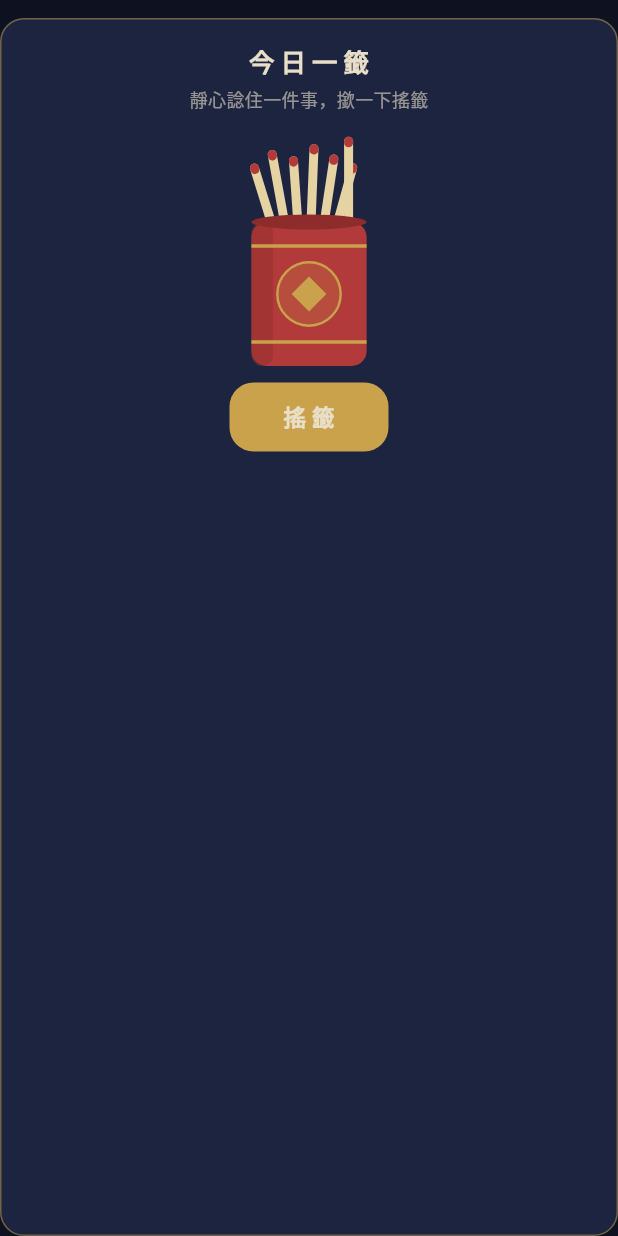
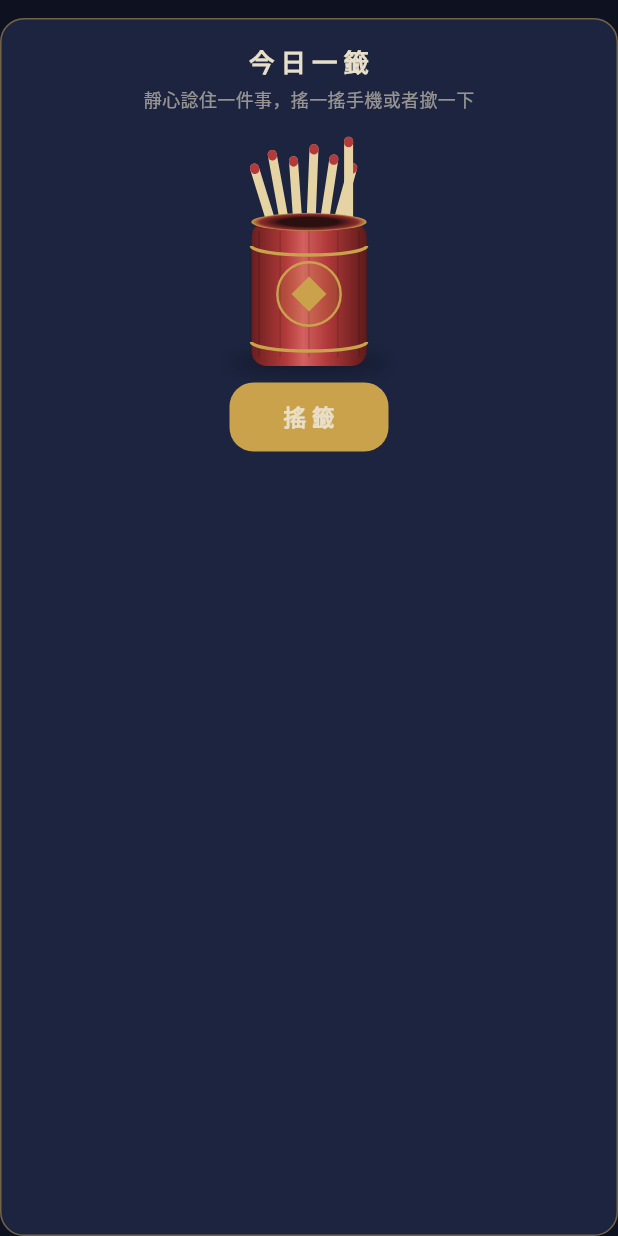
Before and after one commit to auzistephanie/xuanli, a Flutter app: the DailyStickCard widget shown alone on an empty page, opened directly with empty values, on a phone screen of 412 x 824 dp. Run offline on Flutter 3.47's test engine with Material 3 defaults, Android fonts, the phone set to English and light mode, and no system bars; our stand-ins replace app_links, file_picker, flutter_local_notifications, flutter_timezone, qr_flutter, sensors_plus and 3 more; missing offline and left inert: device_calendar, home_widget, lunar; accounts and stored records are empty; Roboto replaces fonts that are missing (NotoSerifTC).

Commit message:
feat: 3D stick cylinder, shake-to-draw and flip reveal
- StickCylinder: cylindrical shading, spinning stripes, elliptical
  radial mouth, curved gold bands and a soft ground shadow
- FlipReveal: one-shot 3D flip from back to front (easeInOutBack so
  the back is actually seen); reduce-motion shows the front at once
- DailyStickCard: shake the phone to draw (user accelerometer via
  ShakeDetector, Android/iOS only, gated like TiltCard), cylinder
  spins while shaking, freshly drawn sticks flip in; already-drawn
  sticks still show without a flip

Co-Authored-By: Claude Opus 5.5 <noreply@anthropic.com>

```diff
--- a/lib/screens/today/daily_stick_card.dart
+++ b/lib/screens/today/daily_stick_card.dart
@@ -1,17 +1,25 @@
+import 'dart:async';
 import 'dart:math' as math;
 
+import 'package:flutter/foundation.dart' show defaultTargetPlatform;
 import 'package:flutter/material.dart';
 import 'package:flutter/services.dart';
+import 'package:sensors_plus/sensors_plus.dart';
 
 import '../../engine/daily_stick.dart';
+import '../../services/shake_detector.dart';
+import '../../theme/motion.dart';
 import '../../theme/xuanli_theme.dart';
+import '../../widgets/brand.dart';
+import '../../widgets/flip_reveal.dart';
 import '../../widgets/stick_cylinder.dart';
 import '../../widgets/stick_share_card.dart';
 import '../../widgets/vertical_verse.dart';
 import '../combo/share_preview_screen.dart';
 
 /// Tab A 嘅「今日一籤」：未抽 → 籤筒＋「搖籤」；撳咗 → 籤筒搖動、一支籤彈起（約 1.4 秒）
-/// → 顯示籤詩。[alreadyDrawn] 為 true（今日抽過）就直接顯示支籤。
+/// → 3D 翻卡顯示籤詩。手機上（環境動畫開住）搖一搖手機都得。
+/// [alreadyDrawn] 為 true（今日抽過）就直接顯示支籤，唔翻卡。
 /// 籤 deterministic（見 `daily_stick.dart`），所以重抽都係同一支。
 class DailyStickCard extends StatefulWidget {
   final DailyStick stick;
@@ -40,6 +48,14 @@ class _DailyStickCardState extends State<DailyStickCard> with SingleTickerProvid
   );
   late bool _revealed = widget.alreadyDrawn;
 
+  /// 今次係搖出嚟（唔係重開 app 已抽）先翻卡。
+  bool _flipOnReveal = false;
+
+  StreamSubscription<UserAccelerometerEvent>? _shakeSub;
+  bool? _sensorsOn;
+  final _shake = ShakeDetector();
+  final _clock = Stopwatch()..start();
+
   @override
   void initState() {
     super.initState();
@@ -49,23 +65,58 @@ class _DailyStickCardState extends State<DailyStickCard> with SingleTickerProvid
   }
 
   @override
+  void didChangeDependencies() {
+    super.didChangeDependencies();
+    // 同 TiltCard 一樣：TickerMode 關（路由畀人蓋住）就停聽；只喺值變咗先重新訂閱。
+    final on = !_revealed && _canShake(context) && TickerMode.valuesOf(context).enabled;
+    if (on == _sensorsOn) return;
+    _sensorsOn = on;
+    _shakeSub?.cancel();
+    _shakeSub = null;
+    if (on) {
+      // 用「去咗重力」嘅加速度，ShakeDetector 要嘅係淨係搖動嘅力度。
+      _shakeSub = userAccelerometerEventStream().listen(
+        (e) {
+          final m = math.sqrt(e.x * e.x + e.y * e.y + e.z * e.z);
+          if (_shake.add(magnitude: m, at: _clock.elapsed)) _draw();
+        },
+        onError: (_) {},
+        cancelOnError: true,
+      );
+    }
+  }
+
+  /// 只限 Android／iOS（其他平台冇 sensors_plus 實作）＋環境動畫開住。
+  static bool _canShake(BuildContext context) =>
+      Motion.sensors(context) &&
+      (defaultTargetPlatform == TargetPlatform.android || defaultTargetPlatform == TargetPlatform.iOS);
+
+  void _stopShake() {
+    _shakeSub?.cancel();
+    _shakeSub = null;
+    _sensorsOn = false;
+  }
+
+  @override
   void didUpdateWidget(DailyStickCard old) {
     super.didUpdateWidget(old);
     // 儲存嘅「今日已抽」係非同步載入，載完先到（呢個時候未開始搖就直接顯示）。
     if (widget.alreadyDrawn && !_revealed && !_c.isAnimating) {
+      _stopShake();
       setState(() => _revealed = true);
     }
   }
 
   @override
   void dispose() {
+    _shakeSub?.cancel();
     _c.dispose();
     super.dispose();
   }
 
   void _draw() {
     if (_revealed || _c.isAnimating) return;
-    if (MediaQuery.of(context).disableAnimations) {
+    if (MediaQuery.disableAnimationsOf(context)) {
       _finish();
       return;
     }
@@ -76,7 +127,11 @@ class _DailyStickCardState extends State<DailyStickCard> with SingleTickerProvid
   void _finish() {
     if (!mounted || _revealed) return;
     HapticFeedback.mediumImpact();
-    setState(() => _revealed = true);
+    _stopShake();
+    setState(() {
+      _revealed = true;
+      _flipOnReveal = true;
+    });
     widget.onDrawn();
   }
 
@@ -99,7 +154,9 @@ class _DailyStickCardState extends State<DailyStickCard> with SingleTickerProvid
           opacity: anim,
           child: ScaleTransition(scale: Tween(begin: 0.96, end: 1.0).animate(anim), child: child),
         ),
-        child: _revealed ? _result(colors) : _idle(colors),
+        child: _revealed
+            ? (_flipOnReveal ? _flipResult(colors) : _result(colors))
+            : _idle(colors),
       ),
     );
   }
@@ -120,7 +177,7 @@ class _DailyStickCardState extends State<DailyStickCard> with SingleTickerProvid
         ),
         const SizedBox(height: 4),
         Text(
-          '靜心諗住一件事，撳一下搖籤',
+          _canShake(context) ? '靜心諗住一件事，搖一搖手機或者撳一下' : '靜心諗住一件事，撳一下搖籤',
           style: TextStyle(fontSize: 12, color: colors.ink60),
         ),
         const SizedBox(height: 10),
@@ -134,7 +191,7 @@ class _DailyStickCardState extends State<DailyStickCard> with SingleTickerProvid
               // 搖動：衰減嘅正弦；0.65 之後一支籤彈起。
               final angle = math.sin(t * math.pi * 10) * 0.20 * (1 - t * 0.45);
               final pop = t < 0.65 ? 0.0 : ((t - 0.65) / 0.35).clamp(0.0, 1.0);
-              return StickCylinder(angle: angle, pop: pop);
+              return StickCylinder(angle: angle, pop: pop, spin: t * 2);
             },
           ),
         ),
@@ -159,10 +216,27 @@ class _DailyStickCardState extends State<DailyStickCard> with SingleTickerProvid
     );
   }
 
+  Widget _flipResult(XuanLiColors colors) {
+    return FlipReveal(
+      key: const ValueKey('result'),
+      back: Container(
+        height: 260,
+        alignment: Alignment.center,
+        decoration: BoxDecoration(
+          borderRadius: BorderRadius.circular(16),
+          border: Border.all(color: colors.gold, width: 1.5),
+          gradient: const LinearGradient(colors: [Color(0xFF7A2222), Color(0xFF8F2B2B)]),
+        ),
+        child: const BrandSeal(size: 44),
+      ),
+      front: _result(colors),
+    );
+  }
+
   Widget _result(XuanLiColors colors) {
     final stick = widget.stick;
     return Column(
-      key: const ValueKey('result'),
+      key: const ValueKey('result-front'),
       children: [
         Text(
           '今日一籤',
--- a/lib/widgets/stick_cylinder.dart
+++ b/lib/widgets/stick_cylinder.dart
@@ -8,10 +8,12 @@ const _gold = Color(0xFFC9A24B);
 const _stick = Color(0xFFE6D3A3);
 
 /// 籤筒（畫出嚟，唔用圖片／字體 glyph）。[angle] 係搖動角度（弧度），
-/// [pop] 係 0–1 一支籤彈起嘅程度。
+/// [pop] 係 0–1 一支籤彈起嘅程度；[spin] 係 0–1（可以超過，取小數部分）
+/// 筒身直條紋嘅水平移位，模擬轉動。
 class StickCylinder extends StatelessWidget {
   final double angle;
   final double pop;
+  final double spin;
   final double width;
   final double height;
 
@@ -19,6 +21,7 @@ class StickCylinder extends StatelessWidget {
     super.key,
     this.angle = 0,
     this.pop = 0,
+    this.spin = 0,
     this.width = 120,
     this.height = 160,
   });
@@ -32,7 +35,7 @@ class StickCylinder extends StatelessWidget {
         alignment: Alignment.bottomCenter,
         child: CustomPaint(
           size: Size(width, height),
-          painter: _CylinderPainter(pop),
+          painter: _CylinderPainter(pop, spin),
         ),
       ),
     );
@@ -41,8 +44,9 @@ class StickCylinder extends StatelessWidget {
 
 class _CylinderPainter extends CustomPainter {
   final double pop;
+  final double spin;
 
-  _CylinderPainter(this.pop);
+  _CylinderPainter(this.pop, this.spin);
 
   @override
   void paint(Canvas canvas, Size size) {
@@ -50,6 +54,14 @@ class _CylinderPainter extends CustomPainter {
     final h = size.height;
     final bodyTop = h * 0.40;
     final body = RRect.fromLTRBR(w * 0.18, bodyTop, w * 0.82, h, const Radius.circular(10));
+
+    // 底部陰影。
+    canvas.drawOval(
+      Rect.fromCenter(center: Offset(w / 2, h - 2), width: w * 0.9, height: 10),
+      Paint()
+        ..color = const Color(0x66000000)
+        ..maskFilter = const MaskFilter.blur(BlurStyle.normal, 6),
+    );
 
     // 籤條（喺筒後面，由筒口伸出）。
     final stickPaint = Paint()..color = _stick;
@@ -69,18 +81,32 @@ class _CylinderPainter extends CustomPainter {
       canvas.restore();
     }
 
-    // 筒身。
-    canvas.drawRRect(body, Paint()..color = _tube);
+    // 筒身：圓柱光影，左暗、中亮、右暗，做出立體感。
     canvas.drawRRect(
-      RRect.fromLTRBR(w * 0.18, bodyTop, w * 0.30, h, const Radius.circular(10)),
-      Paint()..color = _tubeDark.withValues(alpha: 0.45),
+      body,
+      Paint()
+        ..shader = const LinearGradient(
+          colors: [Color(0xFF6A1E1E), _tube, Color(0xFFD46060), _tube, Color(0xFF5E1A1A)],
+          stops: [0, 0.3, 0.45, 0.65, 1],
+        ).createShader(body.outerRect),
     );
+    // 直條紋隨 spin 移動（似轉緊）；cos 投影令兩邊條紋較密。
+    final stripe = Paint()
+      ..color = const Color(0x22000000)
+      ..strokeWidth = 1.2;
+    for (var k = 0; k < 6; k++) {
+      final u = (k / 6 + spin) % 1.0;
+      final x = w * 0.18 + (w * 0.64) * (0.5 - 0.5 * math.cos(u * math.pi));
+      canvas.drawLine(Offset(x, bodyTop + 6), Offset(x, h - 6), stripe);
+    }
     final band = Paint()
       ..color = _gold
       ..style = PaintingStyle.stroke
       ..strokeWidth = 2.2;
-    canvas.drawLine(Offset(w * 0.18, bodyTop + h * 0.10), Offset(w * 0.82, bodyTop + h * 0.10), band);
-    canvas.drawLine(Offset(w * 0.18, h - h * 0.10), Offset(w * 0.82, h - h * 0.10), band);
+    // 金箍跟筒口一樣係橢圓下半弧，睇落係圍住圓柱。
+    for (final y in [bodyTop + h * 0.10, h - h * 0.10]) {
+      canvas.drawArc(Rect.fromLTWH(w * 0.18, y - 6, w * 0.64, 12), 0, math.pi, false, band);
+    }
 
     // 筒身中間嘅金色印章（外框＋內菱形）。
     final c = Offset(w / 2, bodyTop + (h - bodyTop) / 2);
@@ -95,20 +121,32 @@ class _CylinderPainter extends CustomPainter {
       ..close();
     canvas.drawPath(diamond, Paint()..color = _gold);
 
-    // 筒口橢圓（令立體啲）。
-    canvas.drawOval(
-      Rect.fromLTWH(w * 0.18, bodyTop - 5, w * 0.64, 10),
-      Paint()..color = _tubeDark,
+    // 筒口橢圓：徑向漸變，內黑外紅、金邊。
+    // RadialGradient 半徑跟短邊，所以用圓形漸變再垂直壓扁成橢圓。
+    final mouth = Rect.fromLTWH(w * 0.18, bodyTop - 6, w * 0.64, 12);
+    final rx = mouth.width / 2;
+    canvas.save();
+    canvas.translate(mouth.center.dx, mouth.center.dy);
+    canvas.scale(1, mouth.height / mouth.width);
+    canvas.drawCircle(
+      Offset.zero,
+      rx,
+      Paint()
+        ..shader = const RadialGradient(
+          colors: [Color(0xFF2B1010), _tubeDark, _gold],
+          stops: [0.5, 0.85, 1],
+        ).createShader(Rect.fromCircle(center: Offset.zero, radius: rx)),
     );
+    canvas.restore();
     // pop 時筒口微微發亮。
     if (pop > 0) {
       canvas.drawOval(
-        Rect.fromLTWH(w * 0.18, bodyTop - 5, w * 0.64, 10),
+        mouth,
         Paint()..color = _gold.withValues(alpha: 0.5 * math.min(1.0, pop)),
       );
     }
   }
 
   @override
-  bool shouldRepaint(_CylinderPainter old) => old.pop != pop;
+  bool shouldRepaint(_CylinderPainter old) => old.pop != pop || old.spin != spin;
 }
```
Also changed, not shown: lib/widgets/flip_reveal.dart (added, +69 -0 lines), 3 other files.
